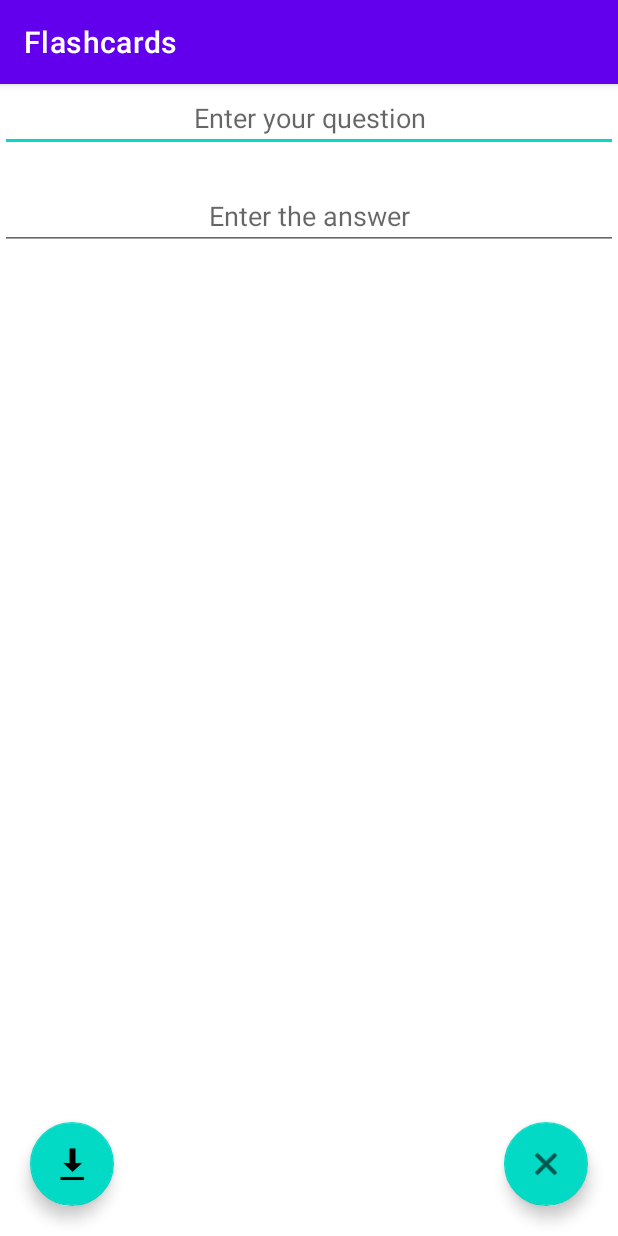
After one commit to AlecFletcher/flashcards, an Android app: the AddCardActivity screen opened directly, with no data from a screen before it, on a phone screen of 412 x 824 dp. The commit adds this screen. Run offline under Robolectric (Android 15) with nearby library versions, the phone set to English and light mode, and no system bars.

Commit message:
Lab 4 Submission
Added button that launches activity to add a question and answer.
Added button to leave activity.

```diff
--- /dev/null
+++ b/app/src/main/java/com/example/flashcards/AddCardActivity.kt
@@ -0,0 +1,41 @@
+package com.example.flashcards
+
+import android.content.Intent
+import androidx.appcompat.app.AppCompatActivity
+import android.os.Bundle
+import android.view.View
+import android.widget.Button
+import android.widget.EditText
+import androidx.activity.result.contract.ActivityResultContracts
+import com.google.android.material.floatingactionbutton.FloatingActionButton
+
+class AddCardActivity : AppCompatActivity() {
+    override fun onCreate(savedInstanceState: Bundle?) {
+        super.onCreate(savedInstanceState)
+        setContentView(R.layout.activity_add_card)
+
+        val cancel_button = findViewById<FloatingActionButton>(R.id.cancel_button)
+
+        cancel_button.setOnClickListener{
+            finish()
+        }
+
+        val questionEditText = findViewById<EditText>(R.id.entered_question)
+        val answerEditText = findViewById<EditText>(R.id.entered_answer)
+
+
+
+        val saveButton = findViewById<FloatingActionButton>(R.id.submit_card_button)
+        saveButton.setOnClickListener{
+            val questionString = questionEditText.text.toString()
+            val answerString = answerEditText.text.toString()
+
+            val data = Intent()
+            data.putExtra("QUESTION_KEY", questionString)
+            data.putExtra("ANSWER_KEY", answerString)
+
+            setResult(RESULT_OK, data)
+            finish()
+        }
+    }
+    }
--- a/app/src/main/res/layout/activity_add_card.xml
+++ b/app/src/main/res/layout/activity_add_card.xml
@@ -1,17 +1,48 @@
 <?xml version="1.0" encoding="utf-8"?>
 <RelativeLayout xmlns:android="http://schemas.android.com/apk/res/android"
     xmlns:app="http://schemas.android.com/apk/res-auto"
+    xmlns:tools="http://schemas.android.com/tools"
     android:layout_width="match_parent"
-    android:layout_height="match_parent">
+    android:layout_height="match_parent"
+    tools:context=".AddCardActivity">
 
     <com.google.android.material.floatingactionbutton.FloatingActionButton
-        android:id="@+id/floatingActionButton"
+        android:id="@+id/cancel_button"
         android:layout_width="wrap_content"
         android:layout_height="wrap_content"
+        android:layout_alignParentEnd="true"
         android:layout_alignParentBottom="true"
-        android:layout_alignParentRight="true"
-        android:layout_marginBottom="10dp"
-        android:layout_marginRight="10dp"
+        android:layout_marginEnd="20dp"
+        android:layout_marginBottom="20dp"
         android:clickable="true"
-        app:srcCompat="@android:drawable/ic_menu_close_clear_cancel" />
+        app:srcCompat="@android:drawable/ic_menu_close_clear_cancel"
+        tools:layout_editor_absoluteX="171dp"
+        tools:layout_editor_absoluteY="503dp" />
+
+    <EditText
+        android:id="@+id/entered_question"
+        android:textAlignment="center"
+        android:layout_width="match_parent"
+        android:layout_height="wrap_content"
+        android:hint="Enter your question" />
+
+    <EditText
+        android:id="@+id/entered_answer"
+        android:layout_marginTop="20dp"
+        android:textAlignment="center"
+        android:layout_below="@id/entered_question"
+        android:layout_width="match_parent"
+        android:layout_height="wrap_content"
+        android:hint="Enter the answer" />
+
+    <com.google.android.material.floatingactionbutton.FloatingActionButton
+        android:id="@+id/submit_card_button"
+        android:layout_alignParentBottom="true"
+        android:layout_alignParentStart="true"
+        android:layout_marginStart="20dp"
+        android:layout_marginBottom="20dp"
+        android:layout_width="wrap_content"
+        android:layout_height="wrap_content"
+        android:clickable="true"
+        app:srcCompat="@android:drawable/stat_sys_download" />
 </RelativeLayout>
```
Also changed, not shown: app/src/main/AndroidManifest.xml (+7 -0 lines), app/src/main/java/com/example/flashcards/MainActivity.kt (+27 -6 lines), 1 other file.
